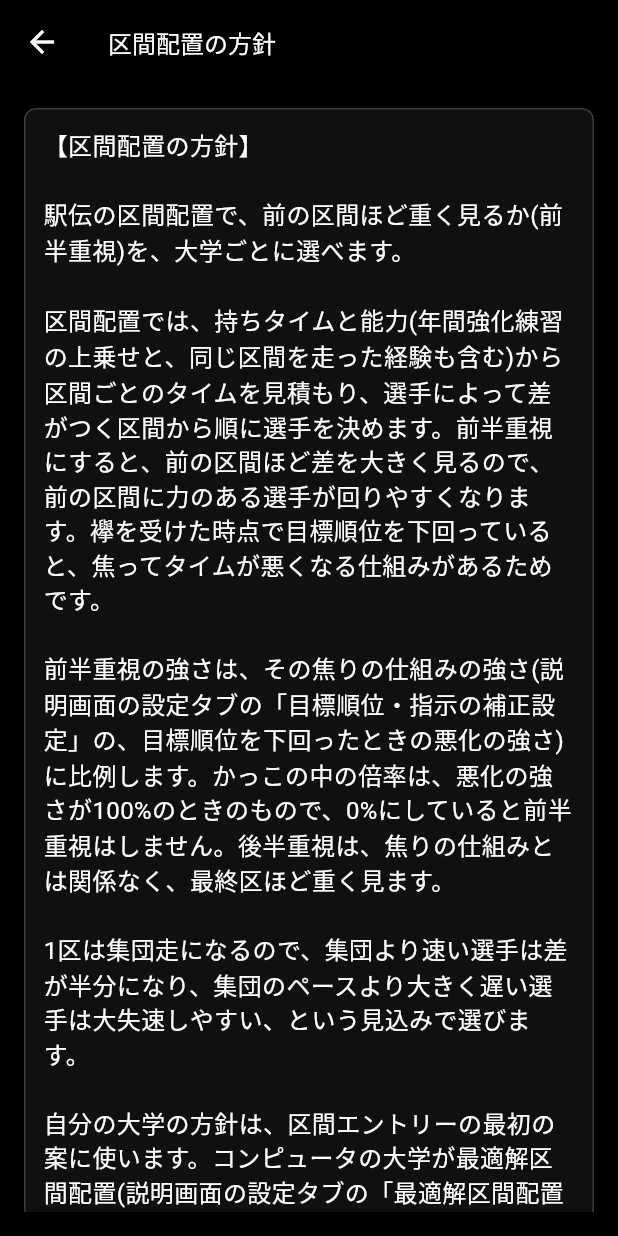
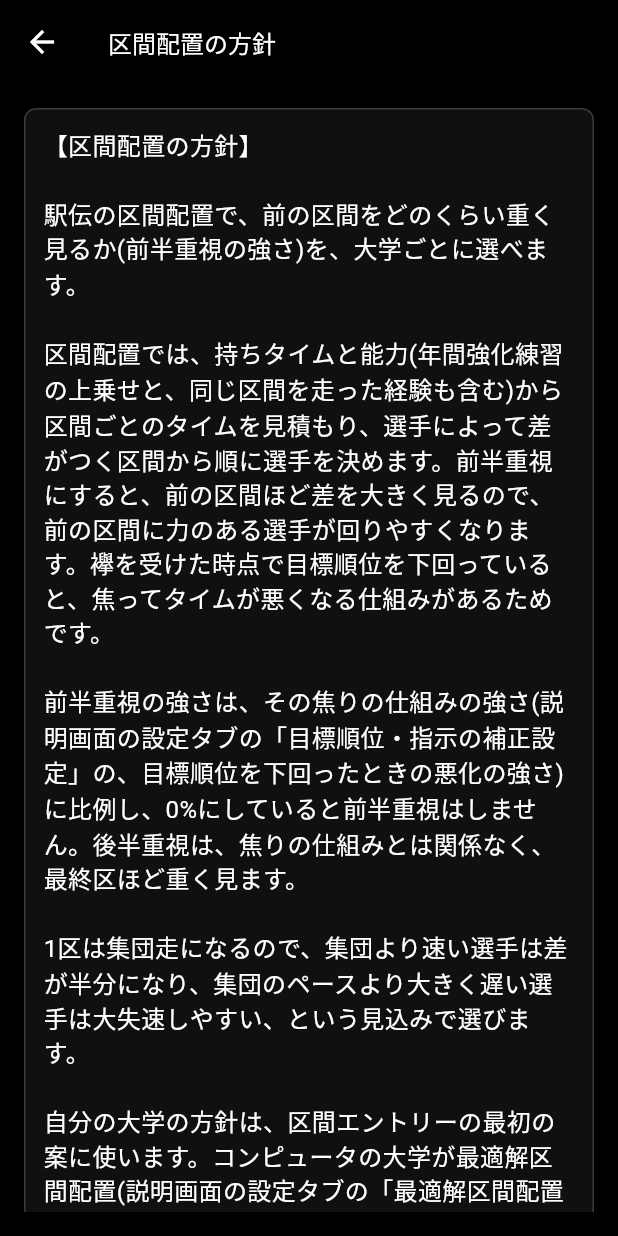
Before and after one commit to shin-tomura/ekidenss, a Flutter app: the ModalKukanHaichiHoushin screen opened directly, on a phone screen of 412 x 824 dp. Run offline on Flutter 3.47's test engine with Material 3 defaults, Android fonts, the phone set to English and light mode, and no system bars; our stand-ins replace auto_size_text, csv, file_picker, fl_chart, hive, hive_flutter and 6 more; missing offline and left inert: mobile_scanner, two_dimensional_scrollables; accounts and stored records are empty.

Commit message:
1.9.1test: 区間配置の方針の画面で、選択肢から倍率のかっこ書きをなくし、前半重視の弱い順に並べた(一覧の上に「前半重視の強さ」の見出しを置き、説明の文からも倍率をなくした)
Co-Authored-By: Claude Opus 5.5 <noreply@anthropic.com>
Claude-Session: https://claude.ai/code/session_01XqK5nLJT5668dGdZQ2r22p

```diff
--- a/lib/kansuu/kukan_haichi.dart
+++ b/lib/kansuu/kukan_haichi.dart
@@ -60,15 +60,9 @@ const List<String> kukanHaichiHoushinMei = [
   '後半重視',
 ];
 
-/// 区間配置の方針の説明(画面用)
-const List<String> kukanHaichiHoushinSetsumei = [
-  '前半重視(1区1.5倍)',
-  '前半重視しない',
-  '前半重視(1区1.25倍)',
-  '前半重視(1区2倍)',
-  '前半重視(1区2.5倍)',
-  '最終区1.25倍',
-];
+/// 画面のプルダウンに並べる順(前半重視の弱い順: 後半重視・なし・弱め・標準・強め・とても強め)
+/// 画面には倍率を出さない(見てもピンとこないため。倍率はこのファイルの先頭のコメントだけ)
+const List<int> kukanHaichiHoushinNarabi = [5, 1, 2, 0, 3, 4];
 
 const int _houshinKouhan = 5;
 
--- a/lib/screens/Modal_kukanHaichiHoushin.dart
+++ b/lib/screens/Modal_kukanHaichiHoushin.dart
@@ -54,10 +54,7 @@ class _ModalKukanHaichiHoushinState extends State<ModalKukanHaichiHoushin> {
     required int value,
     required ValueChanged<int> onChanged,
   }) {
-    final List<String> hyoujiMei = [
-      for (int i = 0; i < kukanHaichiHoushinMei.length; i++)
-        '${kukanHaichiHoushinMei[i]}(${kukanHaichiHoushinSetsumei[i]})',
-    ];
+    // 前半重視の弱い順に並べる(値は保存する番号のまま。kukanHaichiHoushinNarabi)
     return IntrinsicWidth(
       child: DropdownButton<int>(
         value: value,
@@ -68,15 +65,19 @@ class _ModalKukanHaichiHoushinState extends State<ModalKukanHaichiHoushin> {
           fontSize: HENSUU.fontsize_honbun,
         ),
         items: [
-          for (int i = 0; i < hyoujiMei.length; i++)
-            DropdownMenuItem<int>(value: i, child: Text(hyoujiMei[i])),
+          for (final int code in kukanHaichiHoushinNarabi)
+            DropdownMenuItem<int>(
+              value: code,
+              child: Text(kukanHaichiHoushinMei[code]),
+            ),
         ],
+        // 選んでいる項目の表示(itemsと同じ並び)
         selectedItemBuilder: (context) => [
-          for (final String mei in hyoujiMei)
+          for (final int code in kukanHaichiHoushinNarabi)
             Align(
               alignment: AlignmentDirectional.centerStart,
               child: Text(
-                mei,
+                kukanHaichiHoushinMei[code],
                 maxLines: 1,
                 softWrap: false,
                 overflow: TextOverflow.ellipsis,
@@ -139,12 +140,11 @@ class _ModalKukanHaichiHoushinState extends State<ModalKukanHaichiHoushin> {
                     ),
                     child: Text(
                       "【区間配置の方針】\n\n"
-                      "駅伝の区間配置で、前の区間ほど重く見るか(前半重視)を、大学ごとに選べます。\n\n"
+                      "駅伝の区間配置で、前の区間をどのくらい重く見るか(前半重視の強さ)を、大学ごとに選べます。\n\n"
                       "区間配置では、持ちタイムと能力(年間強化練習の上乗せと、同じ区間を走った経験も含む)から区間ごとのタイムを見積もり、選手によって差がつく区間から順に選手を決めます。"
                       "前半重視にすると、前の区間ほど差を大きく見るので、前の区間に力のある選手が回りやすくなります。"
                       "襷を受けた時点で目標順位を下回っていると、焦ってタイムが悪くなる仕組みがあるためです。\n\n"
-                      "前半重視の強さは、その焦りの仕組みの強さ(説明画面の設定タブの「目標順位・指示の補正設定」の、目標順位を下回ったときの悪化の強さ)に比例します。"
-                      "かっこの中の倍率は、悪化の強さが100%のときのもので、0%にしていると前半重視はしません。"
+                      "前半重視の強さは、その焦りの仕組みの強さ(説明画面の設定タブの「目標順位・指示の補正設定」の、目標順位を下回ったときの悪化の強さ)に比例し、0%にしていると前半重視はしません。"
                       "後半重視は、焦りの仕組みとは関係なく、最終区ほど重く見ます。\n\n"
                       "1区は集団走になるので、集団より速い選手は差が半分になり、集団のペースより大きく遅い選手は大失速しやすい、という見込みで選びます。\n\n"
                       "自分の大学の方針は、区間エントリーの最初の案に使います。"
@@ -161,6 +161,16 @@ class _ModalKukanHaichiHoushinState extends State<ModalKukanHaichiHoushin> {
                   const Divider(color: Colors.grey),
                   const SizedBox(height: 16),
 
+                  // 見出し(前半重視の強さを選ぶ一覧だと分かるように)
+                  Text(
+                    "前半重視の強さ",
+                    style: TextStyle(
+                      color: HENSUU.textcolor,
+                      fontSize: HENSUU.fontsize_honbun,
+                      fontWeight: FontWeight.bold,
+                    ),
+                  ),
+                  const SizedBox(height: 8),
                   // 一括設定
                   Wrap(
                     alignment: WrapAlignment.center,
@@ -168,7 +178,7 @@ class _ModalKukanHaichiHoushinState extends State<ModalKukanHaichiHoushin> {
                     spacing: 12,
                     children: [
                       Text(
-                        "全大学の方針を",
+                        "全大学の前半重視の強さを",
                         style: TextStyle(
                           color: HENSUU.textcolor,
                           fontSize: HENSUU.fontsize_honbun,
```
